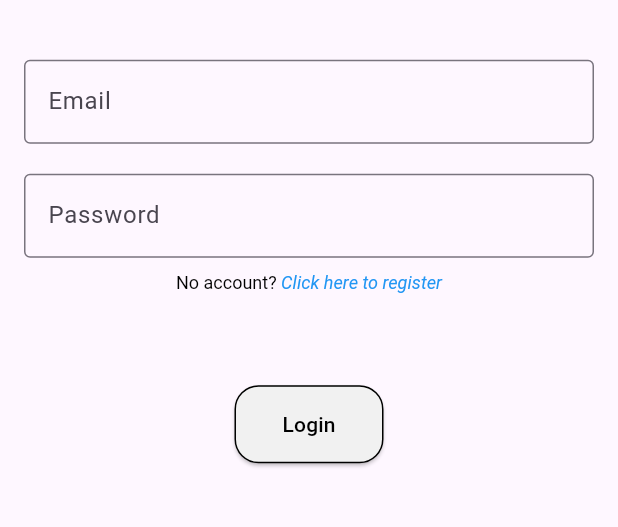
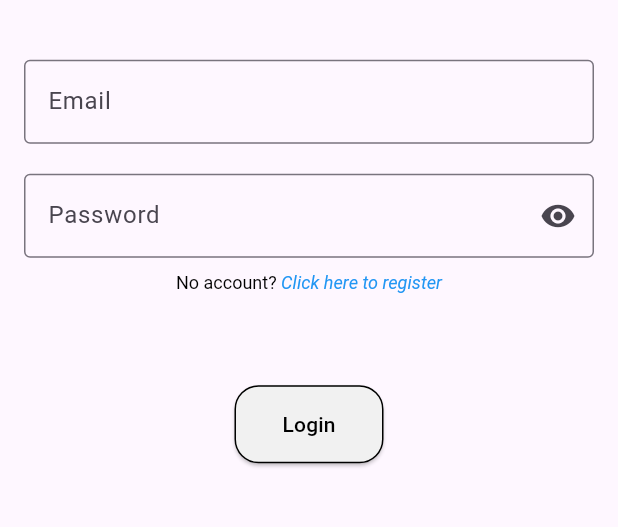
Before and after one commit to hadesgleizos/IngreChef, a Flutter app: the screen it shows after launch, on a phone screen of 412 x 824 dp, the part 616-1143 px from its top. Run offline on Flutter 3.47's test engine with Material 3 defaults, Android fonts, the phone set to English and light mode, and no system bars; our stand-ins replace animate_do, firebase_auth, firebase_core; accounts and stored records are empty.

Commit message:
obscure password

```diff
--- a/lib/Auth/login_screen.dart
+++ b/lib/Auth/login_screen.dart
@@ -11,11 +11,12 @@ class Login extends StatefulWidget {
   State<Login> createState() => _LoginState();
 }
 
-class _LoginState extends State<Login>{
+class _LoginState extends State<Login> {
   String? errorMessage = '';
 
   final TextEditingController _emailController = TextEditingController();
   final TextEditingController _passwordController = TextEditingController();
+  bool _obscureText = true;
 
   Future<void> signInWithEmailAndPassword() async {
     try {
@@ -30,27 +31,37 @@ class _LoginState extends State<Login>{
     }
   }
 
-  Widget _entryField(
-      String title,
-      TextEditingController controller,
-      ){
+  Widget _entryField(String title, TextEditingController controller,
+      {bool isPassword = false}) {
     return TextField(
       controller: controller,
+      obscureText: isPassword ? _obscureText : false,
       decoration: InputDecoration(
         border: OutlineInputBorder(),
         labelText: title,
+        suffixIcon: isPassword
+            ? IconButton(
+                icon: Icon(
+                  _obscureText ? Icons.visibility : Icons.visibility_off,
+                ),
+                onPressed: () {
+                  setState(() {
+                    _obscureText = !_obscureText;
+                  });
+                },
+              )
+            : null,
       ),
     );
   }
 
-  Widget _errorMessage(){
+  Widget _errorMessage() {
     return Text(errorMessage == '' ? '' : 'Humm ? $errorMessage');
   }
 
   Widget _submitButton() {
     return ElevatedButton(
-        onPressed:
-        signInWithEmailAndPassword,
+      onPressed: signInWithEmailAndPassword,
       child: Text('Login'),
       style: ButtonStyle(
         backgroundColor: MaterialStateProperty.all(const Color(0xFFF1F1F1)),
@@ -64,7 +75,12 @@ class _LoginState extends State<Login>{
             borderRadius: BorderRadius.circular(16.0),
             side: const BorderSide(
               color: Colors.black,
-        width: 1.0,),),),),);
+              width: 1.0,
+            ),
+          ),
+        ),
+      ),
+    );
   }
 
   @override
@@ -93,13 +109,13 @@ class _LoginState extends State<Login>{
               ),
               const SizedBox(height: 40),
               // Username Text Field
-              _entryField(
-                  'Email', _emailController
-              ),
+              _entryField('Email', _emailController),
               const SizedBox(height: 20),
               // Password Text Field
               _entryField(
-                'Password', _passwordController
+                'Password',
+                _passwordController,
+                isPassword: true,
               ),
               const SizedBox(height: 10),
               // Register Text
```
Also changed, not shown: 1 other file. Lines whose indentation alone changed are shown as unchanged.
